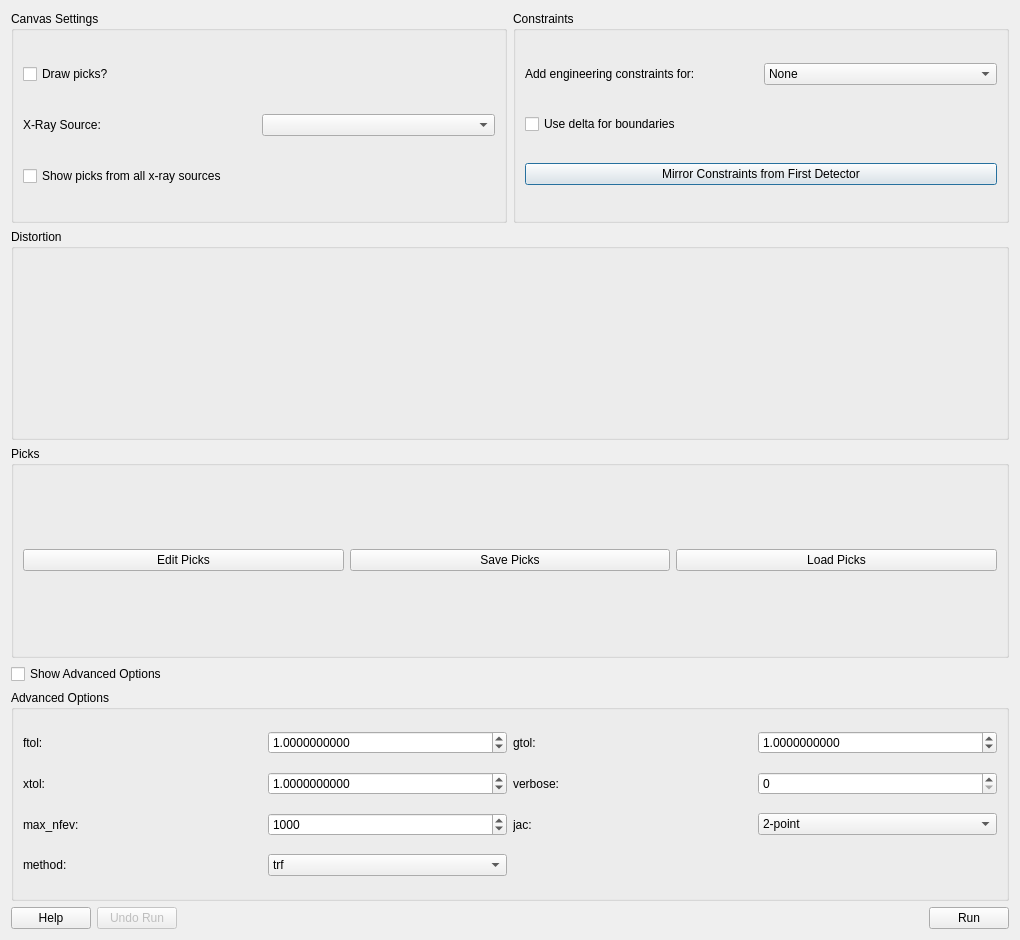
The window that hexrdgui/resources/ui/calibration_dialog.ui (HEXRD/hexrdgui) describes before a commit, drawn with Qt 5.
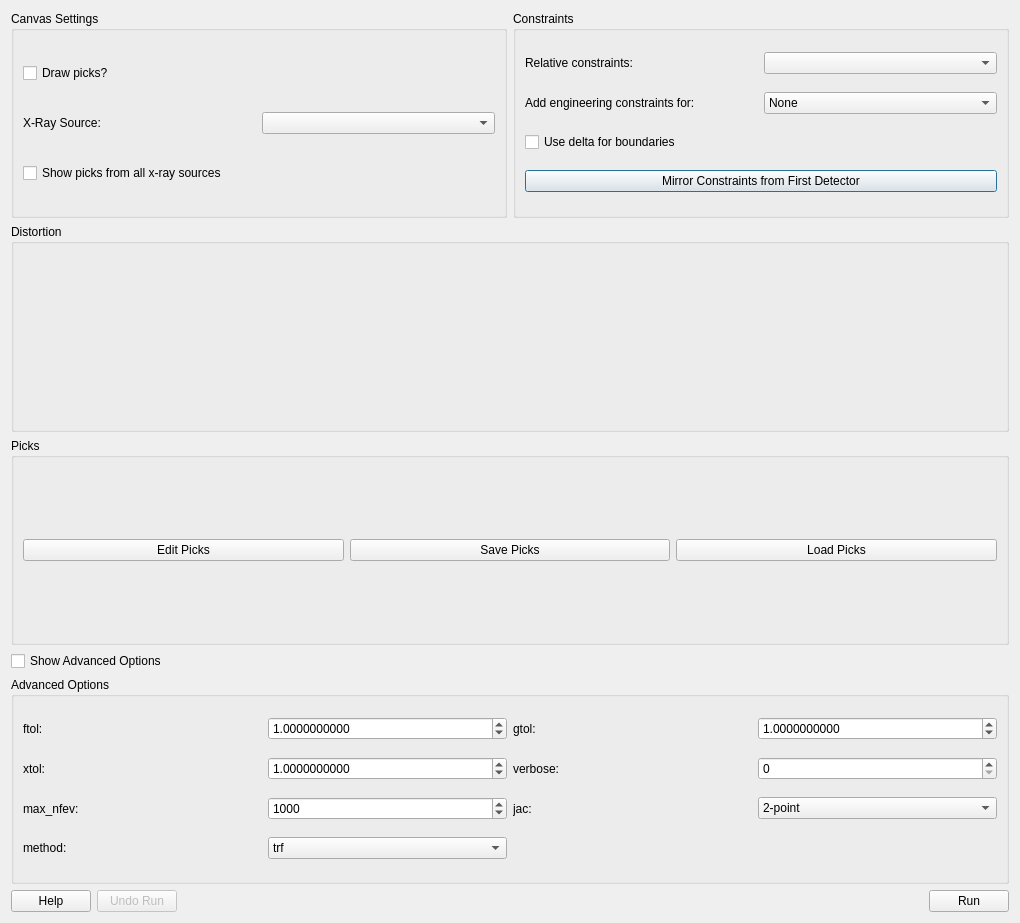
The same window after the commit. Icons and pictures are not drawn. Custom widgets are drawn as their Qt base class.

Commit message:
Add options to use relative constraints
This adds options to use relative constraints within the calibration
workflows.

Diff of the .ui file:
```diff
--- a/hexrdgui/resources/ui/calibration_dialog.ui
+++ b/hexrdgui/resources/ui/calibration_dialog.ui
@@ -7,7 +7,7 @@
     <x>0</x>
     <y>0</y>
     <width>1020</width>
-    <height>940</height>
+    <height>923</height>
    </rect>
   </property>
   <property name="windowTitle">
@@ -20,7 +20,7 @@
       <string>Constraints</string>
      </property>
      <layout class="QGridLayout" name="gridLayout_4">
-      <item row="0" column="0">
+      <item row="1" column="0">
        <widget class="QLabel" name="engineering_constraints_label">
         <property name="toolTip">
          <string>&lt;html&gt;&lt;head/&gt;&lt;body&gt;&lt;p&gt;Add engineering constraints for certain instrument types. This may add extra parameters to the table.&lt;/p&gt;&lt;p&gt;&lt;br/&gt;&lt;/p&gt;&lt;p&gt;For example, for TARDIS, the distance between IMAGE-PLATE-2 and IMAGE-PLATE-4 must be within a certain range. If TARDIS is selected, a new parameter is added with default values for this distance.&lt;/p&gt;&lt;p&gt;&lt;br/&gt;&lt;/p&gt;&lt;p&gt;If the instrument type can be guessed, it will be selected automatically when the dialog first appears. For example, TARDIS is automatically selected if any of the detector names are IMAGE-PLATE-2, IMAGE-PLATE-3, or IMAGE-PLATE-4.&lt;/p&gt;&lt;/body&gt;&lt;/html&gt;</string>
@@ -30,14 +30,14 @@
         </property>
        </widget>
       </item>
-      <item row="1" column="0">
+      <item row="2" column="0">
        <widget class="QCheckBox" name="delta_boundaries">
         <property name="text">
          <string>Use delta for boundaries</string>
         </property>
        </widget>
       </item>
-      <item row="0" column="1">
+      <item row="1" column="1">
        <widget class="QComboBox" name="engineering_constraints">
         <property name="toolTip">
          <string>&lt;html&gt;&lt;head/&gt;&lt;body&gt;&lt;p&gt;Add engineering constraints for certain instrument types. This may add extra parameters to the table.&lt;/p&gt;&lt;p&gt;&lt;br/&gt;&lt;/p&gt;&lt;p&gt;For example, for TARDIS, the distance between IMAGE-PLATE-2 and IMAGE-PLATE-4 must be within a certain range. If TARDIS is selected, a new parameter is added with default values for this distance.&lt;/p&gt;&lt;p&gt;&lt;br/&gt;&lt;/p&gt;&lt;p&gt;If the instrument type can be guessed, it will be selected automatically when the dialog first appears. For example, TARDIS is automatically selected if any of the detector names are IMAGE-PLATE-2, IMAGE-PLATE-3, or IMAGE-PLATE-4.&lt;/p&gt;&lt;/body&gt;&lt;/html&gt;</string>
@@ -54,7 +54,7 @@
         </item>
        </widget>
       </item>
-      <item row="2" column="0" colspan="2">
+      <item row="3" column="0" colspan="2">
        <widget class="QPushButton" name="mirror_constraints_from_first_detector">
         <property name="toolTip">
          <string>&lt;html&gt;&lt;head/&gt;&lt;body&gt;&lt;p&gt;If clicked, the &amp;quot;Vary&amp;quot; and &amp;quot;Delta&amp;quot; (if &amp;quot;Use delta for boundaries&amp;quot; is checked) settings of the first detector's tilt/translation parameters will be copied to all other detectors' tilt/translation parameters.&lt;/p&gt;&lt;p&gt;This is helpful if you have many detectors and want to modify all of their &amp;quot;Vary&amp;quot; and &amp;quot;Delta&amp;quot; settings in a similar way.&lt;/p&gt;&lt;/body&gt;&lt;/html&gt;</string>
@@ -64,6 +64,23 @@
         </property>
        </widget>
       </item>
+      <item row="0" column="0">
+       <widget class="QLabel" name="relative_constraints_label">
+        <property name="toolTip">
+         <string>&lt;html&gt;&lt;head/&gt;&lt;body&gt;&lt;p&gt;Options to set relative constraints between the detectors.&lt;/p&gt;&lt;p&gt;&lt;br/&gt;&lt;/p&gt;&lt;p&gt;&amp;quot;None&amp;quot; means no relative constraints.&lt;/p&gt;&lt;p&gt;&lt;br/&gt;&lt;/p&gt;&lt;p&gt;&amp;quot;System&amp;quot; means all detectors are relatively constrained to one another. In this case, the mean center of the detectors and a mean tilt may be refined.&lt;/p&gt;&lt;/body&gt;&lt;/html&gt;</string>
+        </property>
+        <property name="text">
+         <string>Relative constraints:</string>
+        </property>
+       </widget>
+      </item>
+      <item row="0" column="1">
+       <widget class="QComboBox" name="relative_constraints">
+        <property name="toolTip">
+         <string>&lt;html&gt;&lt;head/&gt;&lt;body&gt;&lt;p&gt;Options to set relative constraints between the detectors.&lt;/p&gt;&lt;p&gt;&lt;br/&gt;&lt;/p&gt;&lt;p&gt;&amp;quot;None&amp;quot; means no relative constraints.&lt;/p&gt;&lt;p&gt;&lt;br/&gt;&lt;/p&gt;&lt;p&gt;&amp;quot;System&amp;quot; means all detectors are relatively constrained to one another. In this case, the mean center of the detectors and a mean tilt may be refined.&lt;/p&gt;&lt;/body&gt;&lt;/html&gt;</string>
+        </property>
+       </widget>
+      </item>
      </layout>
     </widget>
    </item>
```
Left out of the diff: 5 changed lines with no effect on the pictures. The commit also changes 4 other files.
